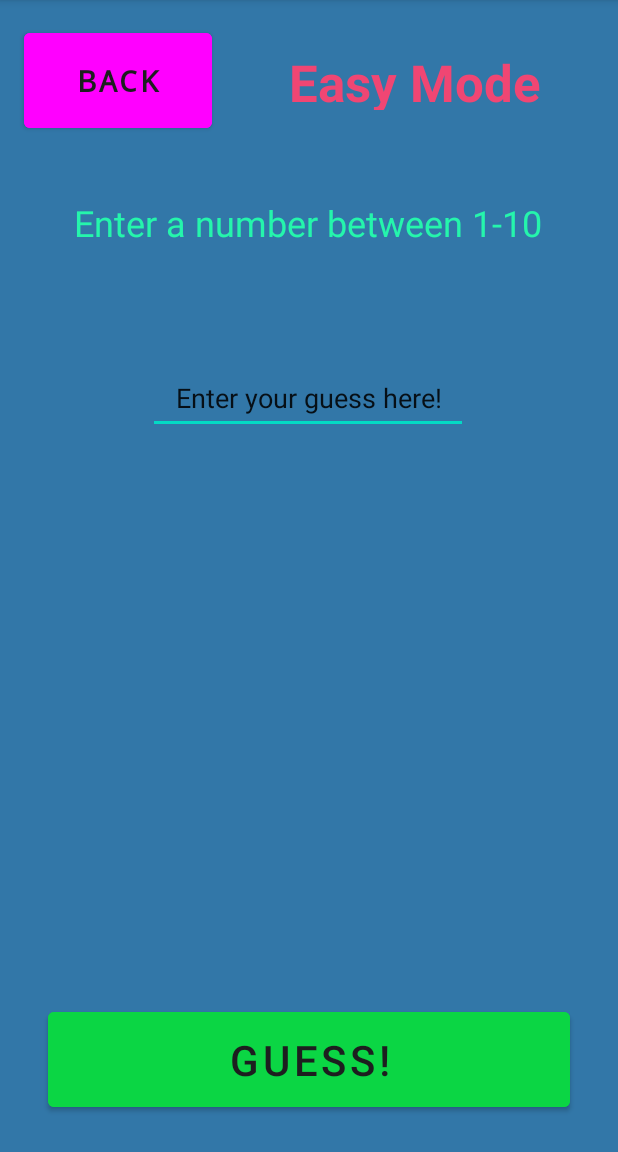
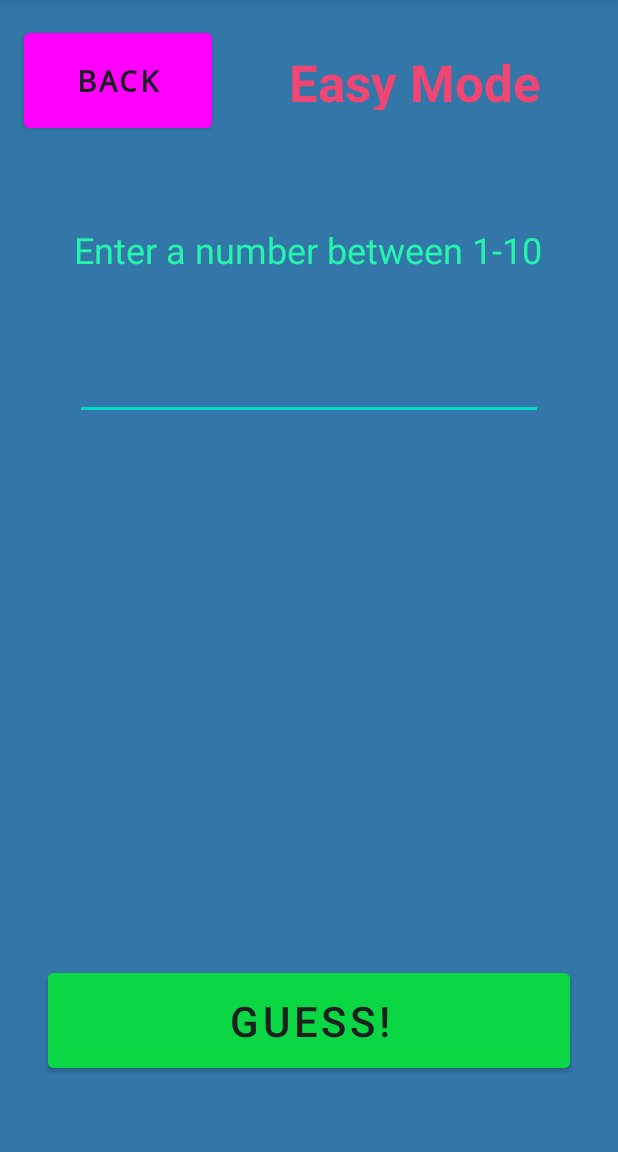
Before and after one commit to AuraCodez/guessthenumber, an Android app: the EasyMode screen opened directly, with no data from a screen before it, on a phone screen of 412 x 824 dp, the part 84-1236 px from its top. Run offline under Robolectric (Android 15) with nearby library versions, the phone set to English and light mode, and no system bars.

Commit message:
Update activity_easy_mode.xml

```diff
--- a/app/src/main/res/layout/activity_easy_mode.xml
+++ b/app/src/main/res/layout/activity_easy_mode.xml
@@ -27,7 +27,7 @@
         android:layout_width="wrap_content"
         android:layout_height="50dp"
 
-        android:layout_marginTop="32dp"
+        android:layout_marginTop="50dp"
         android:gravity="center"
         android:text="Enter a number between 1-10"
         android:textColor="#25f5ac"
@@ -43,7 +43,7 @@
         android:layout_height="75dp"
         android:layout_marginStart="32dp"
         android:layout_marginEnd="32dp"
-        android:layout_marginBottom="24dp"
+        android:layout_marginBottom="50dp"
         android:backgroundTint="#0bd644"
         android:text="GUESS!"
         android:textColor="#1d1e1f"
@@ -54,20 +54,21 @@
 
     <EditText
         android:id="@+id/txtEasyGuess"
-        android:layout_width="wrap_content"
+        android:layout_width="0dp"
         android:layout_height="wrap_content"
 
+        android:layout_marginStart="50dp"
+        android:layout_marginEnd="50dp"
         android:ems="10"
         android:gravity="center"
         android:inputType="number"
         android:minHeight="48dp"
-        android:text="Enter your guess here!"
         app:layout_constraintBottom_toTopOf="@+id/btnEasyGuess"
         app:layout_constraintEnd_toEndOf="parent"
         app:layout_constraintHorizontal_bias="0.497"
         app:layout_constraintStart_toStartOf="parent"
         app:layout_constraintTop_toBottomOf="@+id/lblEasyEnterNum"
-        app:layout_constraintVertical_bias="0.152" />
+        app:layout_constraintVertical_bias="0.1" />
 
     <TextView
         android:id="@+id/lblEasyResponse"
```
